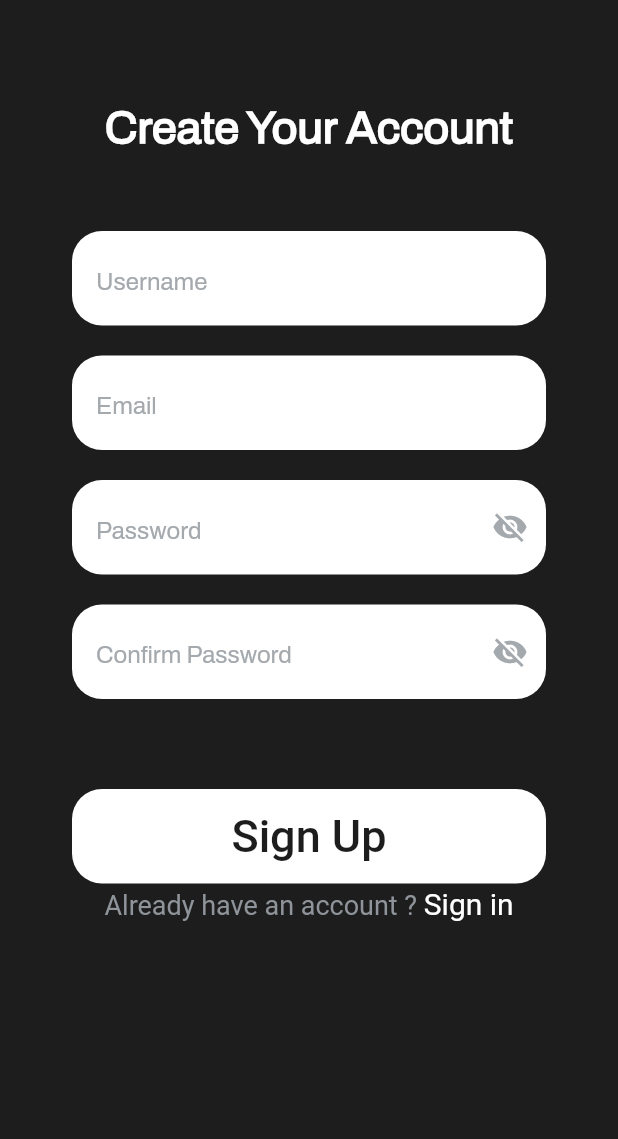
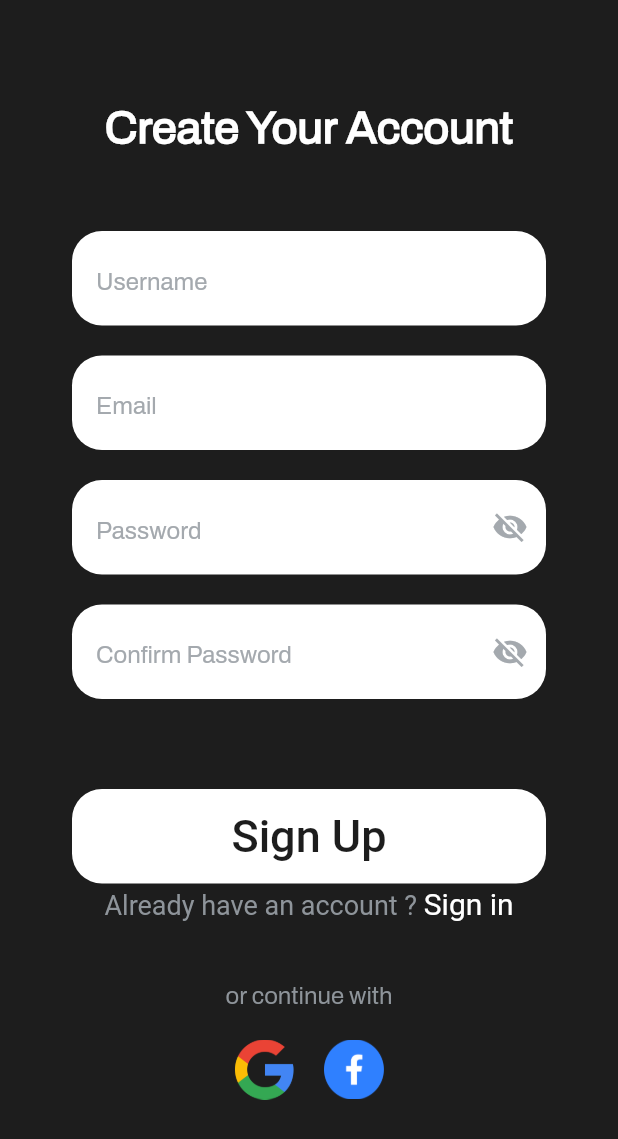
Before and after one commit to lucashlz/AREA, a Flutter app: the screen it shows after launch, after a tap on "Sign up", on a phone screen of 412 x 824 dp. Shown: the top 1139 px of the screen. Run offline on Flutter 3.47's test engine with Material 2 defaults, Android fonts, the phone set to English and light mode, and no system bars; our stand-ins replace shared_preferences; missing offline and left inert: flutter_web_auth; network calls fail.

Commit message:
[ADD] google auth not completed

```diff
--- a/front/mobileapp/lib/screens/login_screen.dart
+++ b/front/mobileapp/lib/screens/login_screen.dart
@@ -6,6 +6,7 @@ import 'register_screen.dart';
 import '../components/my_button.dart';
 import '../components/my_input.dart';
 import 'package:shared_preferences/shared_preferences.dart';
+import 'package:flutter_web_auth/flutter_web_auth.dart';
 
 class LoginScreen extends StatefulWidget {
   const LoginScreen({Key? key}) : super(key: key);
@@ -24,6 +25,42 @@ void navigateToHome() {
     context,
     MaterialPageRoute(builder: (context) => const MainContainer()),
   );
+}
+
+Future<void> connectWithGoogle(BuildContext context) async {
+    final result = await FlutterWebAuth.authenticate(
+      url: 'http://10.0.2.2:8080/connect/google',
+      callbackUrlScheme: 'yourappscheme',
+    );
+
+    final token = Uri.parse(result).queryParameters['token'];
+
+    if (token != null && token.isNotEmpty) {
+      final response = await http.post(
+        Uri.parse('http://10.0.2.2:8080/connect/google/callback'),
+        headers: {'Authorization': 'Bearer $token'},
+      );
+
+      if (!mounted) return;
+
+      if (response.statusCode == 200) {
+      final Map<String, dynamic> data = json.decode(response.body);
+      print('Google connection successful: ${data['message']}');
+      // Store user data
+      SharedPreferences prefs = await SharedPreferences.getInstance();
+      await prefs.setString('userData', json.encode(data));
+
+      navigateToHome();
+    } else {
+      print('Authentication failed: ${response.body}');
+      ScaffoldMessenger.of(context).showSnackBar(const SnackBar(content: Text('Authentication failed.')));
+    }
+  } else {
+    print('Authentication canceled or failed');
+    if (mounted) {
+      ScaffoldMessenger.of(context).showSnackBar(const SnackBar(content: Text('Authentication canceled or failed.')));
+    }
+  }
 }
 
 Future<void> login() async {
@@ -145,7 +182,37 @@ Future<void> login() async {
         ],
       ),
     ),
+    const SizedBox(height: 35),
+    RichText(
+      textAlign: TextAlign.center,
+      text: const TextSpan(
+        style: TextStyle(
+          color: Color(0xFF8E949A),
+          fontFamily: 'Archivo',
+          fontSize: 16,
+          fontWeight: FontWeight.w400,
+          height: 1.465,
+        ),
+        children: [TextSpan(text: "or continue with"),],
+      ),
+    ),
+  const SizedBox(height: 41),
+    Row(
+  mainAxisAlignment: MainAxisAlignment.center,
+  children: [
+    GestureDetector(
+  onTap: (() =>
+    connectWithGoogle(context)),
+  child: Image.asset('assets/google_icon.png', height: 40, width: 40,),
+),
+
+    const SizedBox(width: 20.0),
+    Image.asset('assets/facebook_icon.png', height: 40, width: 40,),
   ],
+),
+    const SizedBox(height: 20),
+  ],
+
 ),
           ],
         ),
--- a/front/mobileapp/lib/screens/register_screen.dart
+++ b/front/mobileapp/lib/screens/register_screen.dart
@@ -161,6 +161,30 @@ Future<void> register() async {
         ],
       ),
     ),
+    const SizedBox(height: 35),
+RichText(
+  textAlign: TextAlign.center,
+  text: const TextSpan(
+    style: TextStyle(
+      color: Color(0xFF8E949A),
+      fontFamily: 'Archivo',
+      fontSize: 16,
+      fontWeight: FontWeight.w400,
+      height: 1.465,
+    ),
+    children: [TextSpan(text: "or continue with"),],
+  ),
+),
+const SizedBox(height: 20),
+Row(
+  mainAxisAlignment: MainAxisAlignment.center,
+  children: [
+    Image.asset('assets/google_icon.png', height: 40, width: 40,),
+    const SizedBox(width: 20.0),
+    Image.asset('assets/facebook_icon.png', height: 40, width: 40,),
+  ],
+),
+const SizedBox(height: 20),
           ],
         ),
       ),
--- a/front/mobileapp/pubspec.yaml
+++ b/front/mobileapp/pubspec.yaml
@@ -30,6 +30,7 @@ environment:
 dependencies:
   flutter:
     sdk: flutter
+  flutter_web_auth: ^0.5.0
   http: ^0.13.3
   shared_preferences: ^2.2.1
 
```
Also changed, not shown: front/mobileapp/assets/facebook_icon.png (added), front/mobileapp/assets/google_icon.png (added), front/mobileapp/pubspec.lock, 1 other file.
